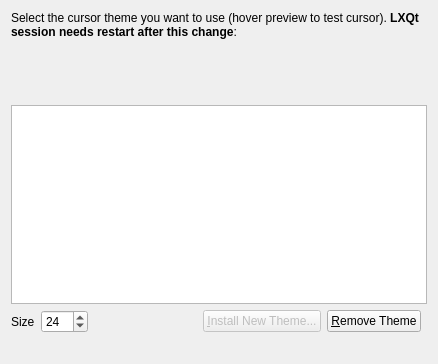
The window that liblxqt-config-cursor/selectwnd.ui (lxqt/lxqt-config) describes before a commit, drawn with Qt 5.
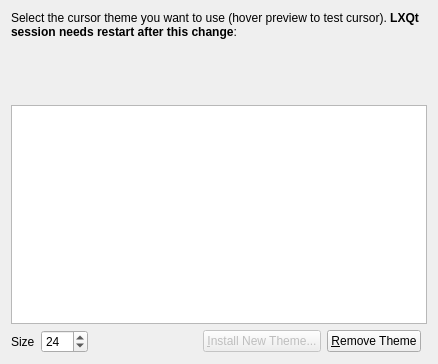
The same window after the commit. Custom widgets are drawn as their Qt base class.

Commit message: lxqt-config-input: Remove misleading info label

Diff of the .ui file:
```diff
--- a/liblxqt-config-cursor/selectwnd.ui
+++ b/liblxqt-config-cursor/selectwnd.ui
@@ -112,16 +112,6 @@
      </property>
     </widget>
    </item>
-   <item row="6" column="0" colspan="5">
-    <widget class="QLabel" name="extraInfoLabel">
-     <property name="text">
-      <string/>
-     </property>
-     <property name="wordWrap">
-      <bool>true</bool>
-     </property>
-    </widget>
-   </item>
   </layout>
  </widget>
  <customwidgets>
```
The commit also changes 2 other files.
